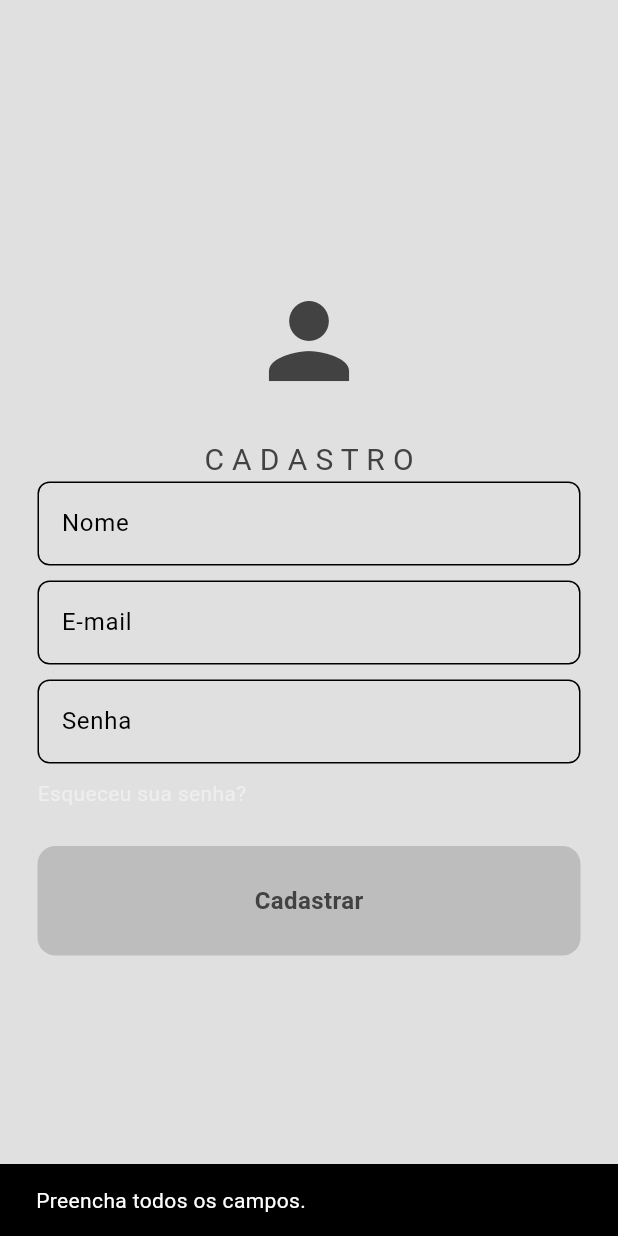
After one commit to GabrielMartinello/search_imoveis, a Flutter app: the screen it shows after launch, after a tap on "Cadastrar-se?", after a tap on "Cadastrar", on a phone screen of 412 x 824 dp. The commit adds this screen. Run offline on Flutter 3.47's test engine with Material 3 defaults, Android fonts, the phone set to English and light mode, and no system bars; our stand-ins replace shared_preferences, sqflite; missing offline and left inert: dart:ffi; accounts and stored records are empty.

Commit message:
Adicionado dao

```diff
--- /dev/null
+++ b/lib/database/database_provider.dart
@@ -0,0 +1,80 @@
+
+import 'package:search_imoveis/model/product.dart';
+import 'package:search_imoveis/model/user.dart';
+import 'package:sqflite/sqflite.dart';
+
+class DatabaseProvider {
+  static const _dbNome = 'search_imoveis.db';
+  static const _dbVersion = 1;
+
+  DatabaseProvider._init();
+
+  static final DatabaseProvider instance = DatabaseProvider._init();
+
+  Database? _database;
+
+  Future<Database> get database async{
+    if (_database == null){
+      _database = await _initDataBase();
+    }
+    return _database!;
+  }
+
+  Future<Database> _initDataBase() async {
+    String databasePath = await getDatabasesPath();
+    String dbPath = '${databasePath}/${_dbNome}';
+    return await openDatabase(
+      dbPath,
+      version: _dbVersion,
+      onCreate: _onCreate,
+    );
+  }
+
+  Future<void> _onCreate(Database db, int version) async {
+    await db.execute('''
+    CREATE TABLE ${UserModel.nomeTabela} (
+      ${UserModel.CAMPO_ID} INTEGER PRIMARY KEY AUTOINCREMENT,
+      ${UserModel.CAMPO_NOME_USUARIO} TEXT NOT NULL,
+      ${UserModel.CAMPO_EMAIL} TEXT NOT NULL,
+      ${UserModel.CAMPO_SENHA} TEXT NOT NULL
+    );
+
+    CREATE TABLE ESTABELECIMENTO (
+      ID INTEGER PRIMARY KEY AUTOINCREMENT,
+      name TEXT NOT NULL,
+      addressType TEXT NOT NULL,
+      addressName TEXT NOT NULL,
+      city TEXT NOT NULL,
+      uf TEXT NOT NULL
+    );
+
+    CREATE TABLE ${Product.nomeTabela} (
+      ID INTEGER PRIMARY KEY AUTOINCREMENT,
+      ${Product.CAMPO_DESCRIPTION} TEXT NOT NULL,
+      ${Product.CAMPO_DISCOUNT} REAL NOT NULL,
+      ${Product.CAMPO_PRICE} REAL NOT NULL,
+      ${Product.CAMPO_COMPANY} INTEGER NOT NULL,
+      ${Product.CAMPO_USUARIO} INTEGER NOT NULL,
+      FOREIGN KEY (${Product.CAMPO_COMPANY}) REFERENCES ESTABELECIMENTO(ID),
+      FOREIGN KEY (${Product.CAMPO_USUARIO}) REFERENCES ${UserModel.nomeTabela}(${UserModel.CAMPO_ID})
+    );
+
+    CREATE TABLE CARRINHO (
+      ID INTEGER PRIMARY KEY AUTOINCREMENT,
+      usuario_id INTEGER NOT NULL,
+      produto_id INTEGER NOT NULL,
+      quantidade INTEGER NOT NULL,
+      FOREIGN KEY (usuario_id) REFERENCES ${UserModel.nomeTabela}(${UserModel.CAMPO_ID}),
+      FOREIGN KEY (produto_id) REFERENCES ${Product.nomeTabela}(ID)
+    );
+  ''');
+  }
+
+
+  Future<void> close() async {
+    if(_database != null){
+      await _database!.close();
+    }
+  }
+
+}
--- a/lib/main.dart
+++ b/lib/main.dart
@@ -1,5 +1,7 @@
 import 'package:flutter/material.dart';
+import 'package:search_imoveis/database/database_provider.dart';
 import 'package:search_imoveis/pages/auth.dart';
+import 'package:search_imoveis/pages/cadastro.dart';
 import 'package:search_imoveis/pages/chat.dart';
 import 'package:search_imoveis/pages/home.dart';
 import 'package:search_imoveis/pages/perfil.dart';
@@ -7,9 +9,12 @@ import 'package:search_imoveis/pages/produtos.dart';
 import 'package:search_imoveis/theme/dark_mode.dart';
 import 'package:search_imoveis/theme/light_mode.dart';
 
-void main() {
+void main() async {
+  WidgetsFlutterBinding.ensureInitialized();
+  await DatabaseProvider.instance.database;
   runApp(const MyApp());
 }
+
 
 class MyApp extends StatelessWidget {
   const MyApp({super.key});
@@ -28,6 +33,7 @@ class MyApp extends StatelessWidget {
         '/favoritos_page': (context) => ProdutosFavoritos(),
         '/perfil_page': (context) => PerfilPage(),
         '/login_page': (context) => LoginPage(),
+        '/cadastro_page': (context) => CadastroPage(),
       }
     );
   }
--- /dev/null
+++ b/lib/model/user.dart
@@ -0,0 +1,42 @@
+class UserModel {
+  static const CAMPO_ID = '_id';
+  static const CAMPO_EMAIL = 'email';
+  static const CAMPO_SENHA = 'senha';
+  static const CAMPO_NOME_USUARIO = 'nomeUsuario';
+  static const nomeTabela = 'usermodel';
+
+  int? id;
+  String email;
+  String senha;
+  String nomeUsuario;
+
+  UserModel({
+    required this.id,
+    required this.email,
+    required this.senha,
+    required this.nomeUsuario,
+  });
+
+  Map<String, dynamic> toMap() {
+    final map = <String, dynamic>{
+      UserModel.CAMPO_EMAIL: email,
+      UserModel.CAMPO_SENHA: senha,
+      UserModel.CAMPO_NOME_USUARIO: nomeUsuario,
+    };
+
+    if (id != null) {
+      map[UserModel.CAMPO_ID] = id;
+    }
+
+    return map;
+  }
+
+  static UserModel fromMap(Map<String, dynamic> map) {
+    return UserModel(
+      id: map[UserModel.CAMPO_ID],
+      email: map[UserModel.CAMPO_EMAIL],
+      senha: map[UserModel.CAMPO_SENHA],
+      nomeUsuario: map[UserModel.CAMPO_NOME_USUARIO],
+    );
+  }
+}
--- a/lib/pages/auth.dart
+++ b/lib/pages/auth.dart
@@ -1,7 +1,11 @@
+import 'dart:ffi';
+
 import 'package:flutter/cupertino.dart';
 import 'package:flutter/material.dart';
 import 'package:search_imoveis/components/button_custom.dart';
 import 'package:search_imoveis/components/text_field.dart';
+import 'package:search_imoveis/dao/usuario_dao.dart';
+import 'package:shared_preferences/shared_preferences.dart';
 
 class LoginPage extends StatefulWidget {
 
@@ -30,7 +34,7 @@ class LoginPageState extends State<LoginPage> {
               ),
               const SizedBox(height: 25,),
               const Text(
-                'S E A T C H - I M O V E I S',
+                'S E A R C H - I M O V E I S',
                 style: TextStyle(fontSize: 20),
               ),
 
@@ -48,7 +52,20 @@ class LoginPageState extends State<LoginPage> {
               const SizedBox(height: 10),
               Row(
                 children: [
-                  Text("Esqueceu sua senha?", style: TextStyle(color: Theme.of(context).colorScheme.secondary),)
+                  GestureDetector(
+                    onTap: cadastrar,
+                    child: Text(
+                      "Cadastrar-se?",
+                      style: TextStyle(
+                        color: Theme.of(context).colorScheme.inversePrimary,
+                      ),
+                    ),
+                  ),
+                ],
+              ),
+              Row(
+                children: [
+                  Text("Esqueceu sua senha?", style: TextStyle(color: Theme.of(context).colorScheme.inversePrimary),)
                 ],
               ),
               const SizedBox(height: 25),
@@ -63,9 +80,36 @@ class LoginPageState extends State<LoginPage> {
     );
   }
 
-  void login() {
-    Navigator.pop(context);
-    Navigator.pushNamed(context, '/home_page');
+  void login() async {
+    final usuarioExiste = await validaUsuario();
+    if(usuarioExiste) {
+      salvarEmailUsuario(emailController.text.trim());
+      Navigator.pop(context);
+      Navigator.pushNamed(context, '/home_page');
+      return;
+    }
+
+    ScaffoldMessenger.of(context).showSnackBar(
+      const SnackBar(content: Text("Usuario ou senha incorretos!.")),
+    );
   }
 
+  Future<bool> validaUsuario() async {
+    final dao = UsuarioDao();
+    final email = emailController.text.trim();
+    final senha = passwordController.text;
+
+    return await dao.usuarioExiste(email, senha);
+  }
+
+
+  void cadastrar() {
+    Navigator.pop(context);
+    Navigator.pushNamed(context, '/cadastro_page');
+  }
+
+  Future<void> salvarEmailUsuario(String email) async {
+    final prefs = await SharedPreferences.getInstance();
+    await prefs.setString('email_usuario', email);
+  }
 }
--- /dev/null
+++ b/lib/pages/cadastro.dart
@@ -0,0 +1,136 @@
+import 'package:flutter/material.dart';
+import 'package:search_imoveis/components/button_custom.dart';
+import 'package:search_imoveis/components/text_field.dart';
+import 'package:search_imoveis/dao/usuario_dao.dart';
+import 'package:search_imoveis/model/user.dart';
+
+class CadastroPage extends StatefulWidget {
+
+  @override
+  CadastroPageState createState() => CadastroPageState();
+  CadastroPage({super.key});
+}
+
+class CadastroPageState extends State<CadastroPage> {
+  final TextEditingController nomeController = TextEditingController();
+  final TextEditingController emailController = TextEditingController();
+  final TextEditingController passwordController = TextEditingController();
+
+  @override
+  Widget build(BuildContext context) {
+    return Scaffold(
+      backgroundColor: Theme.of(context).colorScheme.background,
+      body: Center(
+        child: Padding(padding: const EdgeInsets.all(25.0),
+          child: Column(
+            mainAxisAlignment: MainAxisAlignment.center,
+            children: [
+              Icon(
+                Icons.person,
+                size: 80,
+                color: Theme.of(context).colorScheme.inversePrimary,
+              ),
+              const SizedBox(height: 25,),
+              const Text(
+                'C A D A S T R O',
+                style: TextStyle(fontSize: 20),
+              ),
+              TextFieldCustom(
+                  hintText: 'Nome',
+                  obscureText: false,
+                  controller: nomeController
+              ),
+              const SizedBox(height: 10),
+              TextFieldCustom(
+                  hintText: 'E-mail',
+                  obscureText: false,
+                  controller: emailController
+              ),
+              const SizedBox(height: 10),
+              TextFieldCustom(
+                  hintText: 'Senha',
+                  obscureText: true,
+                  controller: passwordController
+              ),
+              const SizedBox(height: 10),
+              Row(
+                children: [
+                  Text("Esqueceu sua senha?", style: TextStyle(color: Theme.of(context).colorScheme.secondary),)
+                ],
+              ),
+              const SizedBox(height: 25),
+
+              ButtonCustom(text: 'Cadastrar', onTap: login)
+
+            ],
+          ),
+        ),
+
+      ),
+    );
+  }
+
+  void login() async {
+    final cadastradoSucesso = await cadastrar();
+
+    if (cadastradoSucesso) {
+      ScaffoldMessenger.of(context).showSnackBar(
+        const SnackBar(content: Text("Usuário cadastrado com sucesso!")),
+      );
+      Navigator.pop(context);
+      Navigator.pushNamed(context, '/login_page');
+    } else {
+      ScaffoldMessenger.of(context).showSnackBar(
+        const SnackBar(content: Text("Erro ao salvar o usuário.")),
+      );
+    }
+  }
+
+  Future<bool> cadastrar() async {
+    final nome = nomeController.text.trim();
+    final email = emailController.text.trim();
+    final senha = passwordController.text;
+
+    if (nome.isEmpty || email.isEmpty || senha.isEmpty) {
+      ScaffoldMessenger.of(context).showSnackBar(
+        const SnackBar(content: Text("Preencha todos os campos.")),
+      );
+      return false;
+    }
+
+    if(nome.length < 5) {
+      const SnackBar(content: Text("Preencha o nome completo."));
+      return false;
+    }
+
+    if(senha.length < 5) {
+      const SnackBar(content: Text("Senha precisa ser maior que 5 caracteres!."));
+      return false;
+    }
+
+    if(!email.contains("@")) {
+      const SnackBar(content: Text("Preencha um e-mail válido!."));
+      return false;
+    }
+
+    final dao = UsuarioDao();
+
+    final existe = await dao.emailExiste(email);
+    if (existe) {
+      ScaffoldMessenger.of(context).showSnackBar(
+        const SnackBar(content: Text("Este e-mail já está cadastrado.")),
+      );
+      return false;
+    }
+
+    final novoUsuario = UserModel(
+      id: null,
+      nomeUsuario: nome,
+      email: email,
+      senha: senha,
+    );
+
+    return await dao.salvar(novoUsuario);
+  }
+
+}
--- a/pubspec.yaml
+++ b/pubspec.yaml
@@ -44,6 +44,8 @@ dev_dependencies:
 
   json_serializable: ^6.7.0
   build_runner: ^2.4.0
+  shared_preferences: ^2.3.3
+  sqflite: ^2.3.3
 
   # The "flutter_lints" package below contains a set of recommended lints to
   # encourage good coding practices. The lint set provided by the package is
```
Also changed, not shown: lib/dao/product_dao.dart (added, +11 -0 lines), lib/dao/usuario_dao.dart (added, +61 -0 lines), lib/model/company.dart (+22 -0 lines), lib/model/product.dart (+35 -0 lines), lib/pages/perfil.dart (+31 -2 lines), pubspec.lock, 1 other file.
